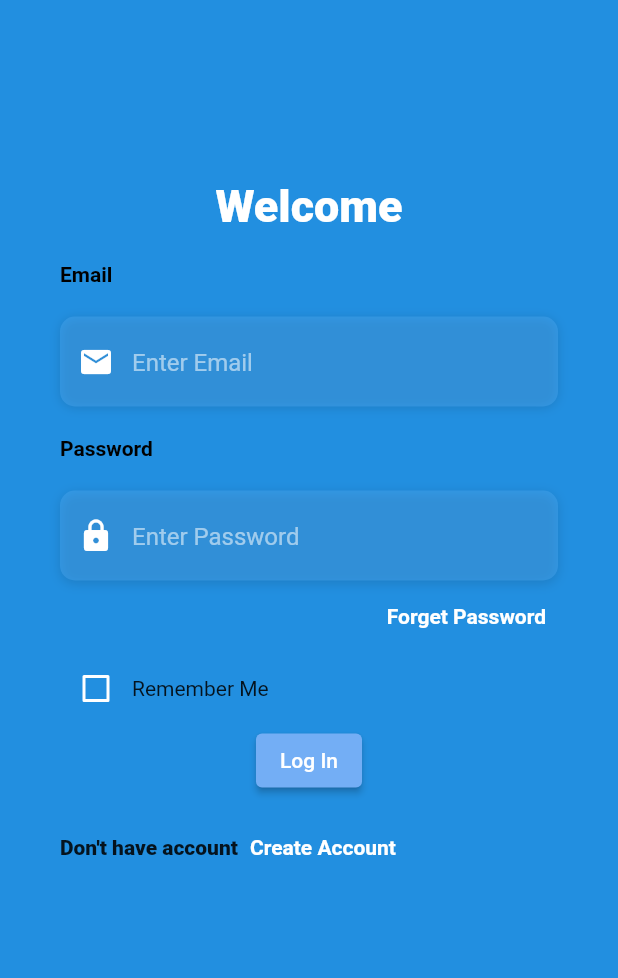
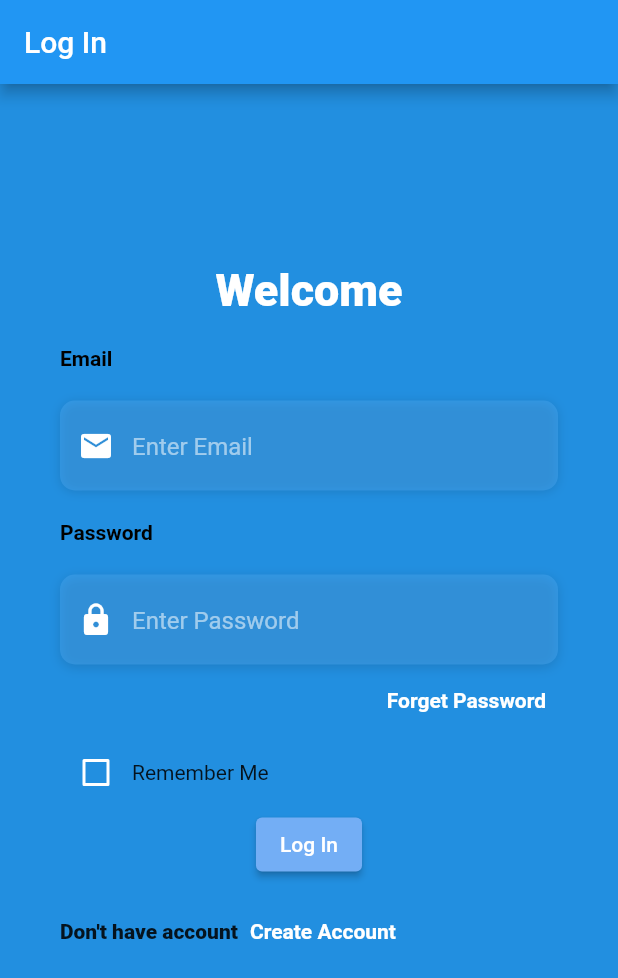
Before and after one commit to pritomsh/flutter_logIn_1, a Flutter app: the screen it shows after launch, on a phone screen of 412 x 824 dp. Shown: the top 978 px of the screen. Run offline on Flutter 3.47's test engine with Material 2 defaults, Android fonts, the phone set to English and light mode, and no system bars; Roboto replaces fonts that are missing (OpenSans).

Commit message:
add appBAr

```diff
--- a/lib/main.dart
+++ b/lib/main.dart
@@ -126,6 +126,9 @@ class _MyHomePageState extends State<MyHomePage> {
   @override
   Widget build(BuildContext context) {
     return Scaffold(
+      appBar: AppBar(
+        title: const Text("Log In"),
+      ),
       body: Stack(
         children: <Widget>[
           Container(
```
